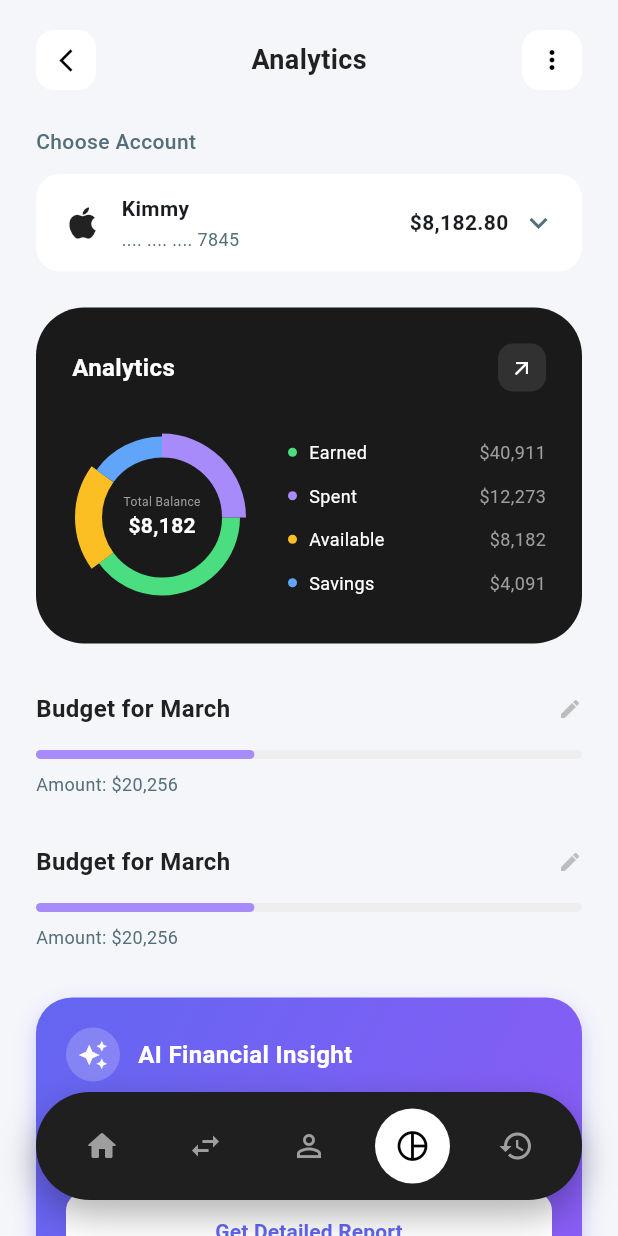
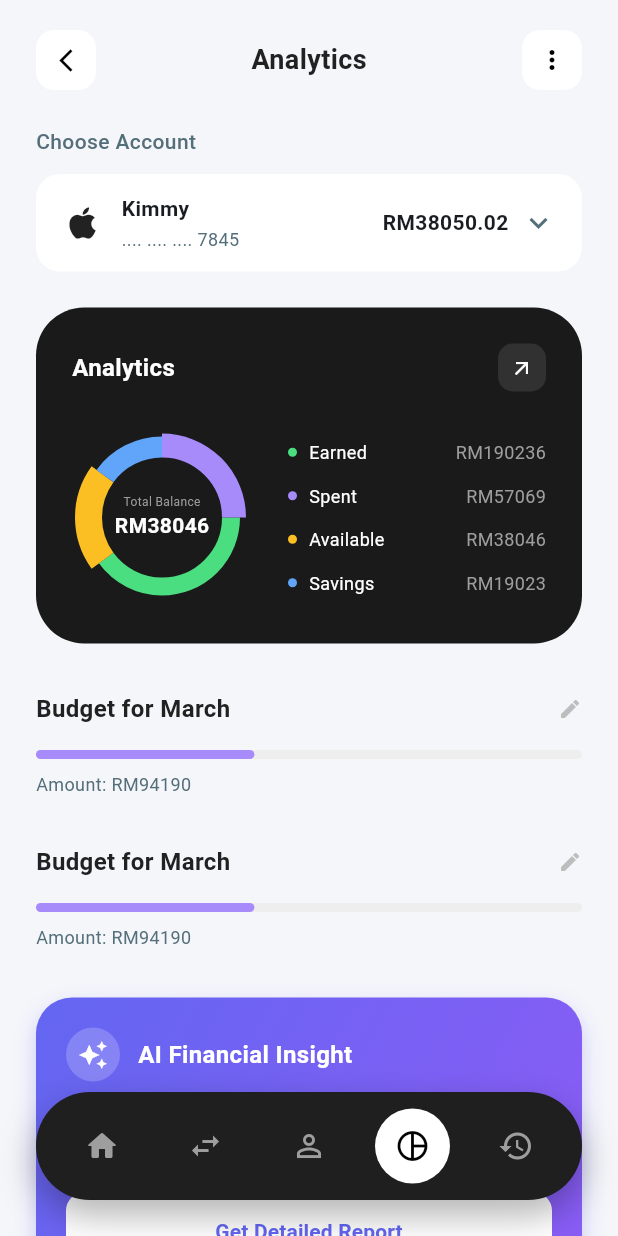
Before and after one commit to kimhongzhang323/KimPay, a Flutter app: the DashboardScreen screen opened directly, item 4 of the bottom bar chosen, on a phone screen of 412 x 824 dp. Run offline on Flutter 3.47's test engine with Material 3 defaults, Android fonts, the phone set to English and light mode, and no system bars; drawn by our look-alikes of fl_chart; our stand-ins replace flutter_svg, qr_flutter, shared_preferences; missing offline and left inert: mobile_scanner; accounts and stored records are empty.

Commit message:
feat: add new screens for AI insights, dashboard, exchange, home content, and profile.

```diff
--- a/lib/screens/ai_insights_screen.dart
+++ b/lib/screens/ai_insights_screen.dart
@@ -3,7 +3,12 @@ import 'package:fl_chart/fl_chart.dart';
 import '../design_system/app_colors.dart';
 
 class AIInsightsScreen extends StatefulWidget {
-  const AIInsightsScreen({super.key});
+  final String selectedCurrency;
+
+  const AIInsightsScreen({
+    super.key,
+    this.selectedCurrency = 'USD', // Default to USD
+  });
 
   @override
   State<AIInsightsScreen> createState() => _AIInsightsScreenState();
@@ -11,6 +16,30 @@ class AIInsightsScreen extends StatefulWidget {
 
 class _AIInsightsScreenState extends State<AIInsightsScreen> {
   // 0: Analytics, 1: Budget, 2: Goals (Not really used in new design but keeping state structure)
+
+  // Helper for rates
+  double get _conversionRate {
+    final Map<String, double> rates = {
+      'USD': 1.0,
+      'MYR': 4.65,
+      'SGD': 1.35,
+      'EUR': 0.92,
+      'GBP': 0.79,
+      'IDR': 15500.0,
+    };
+    return rates[widget.selectedCurrency] ?? 1.0;
+  }
+
+  String get _currencySymbol {
+    switch(widget.selectedCurrency) {
+      case 'MYR': return 'RM';
+      case 'SGD': return 'S\$';
+      case 'EUR': return '€';
+      case 'GBP': return '£';
+      case 'IDR': return 'Rp';
+      default: return '\$';
+    }
+  }
 
   @override
   Widget build(BuildContext context) {
@@ -132,9 +161,9 @@ class _AIInsightsScreenState extends State<AIInsightsScreen> {
                 ],
               ),
               const Spacer(),
-              const Text(
-                '\$8,182.80',
-                style: TextStyle(
+              Text(
+                '$_currencySymbol${(8182.80 * _conversionRate).toStringAsFixed(2)}',
+                style: const TextStyle(
                   fontWeight: FontWeight.w700,
                   fontSize: 14,
                 ),
@@ -223,7 +252,7 @@ class _AIInsightsScreenState extends State<AIInsightsScreen> {
                     Center(
                       child: Column(
                         mainAxisSize: MainAxisSize.min,
-                        children: const [
+                        children: [
                           Text(
                             'Total Balance',
                             style: TextStyle(
@@ -232,8 +261,8 @@ class _AIInsightsScreenState extends State<AIInsightsScreen> {
                             ),
                           ),
                           Text(
-                            '\$8,182',
-                            style: TextStyle(
+                            '$_currencySymbol${(8182 * _conversionRate).toStringAsFixed(0)}',
+                            style: const TextStyle(
                               color: Colors.white,
                               fontSize: 14,
                               fontWeight: FontWeight.w700,
@@ -249,13 +278,13 @@ class _AIInsightsScreenState extends State<AIInsightsScreen> {
               Expanded(
                 child: Column(
                   children: [
-                    _buildLegendItem('Earned', '\$40,911', const Color(0xFF4ADE80)),
+                    _buildLegendItem('Earned', '$_currencySymbol${(40911 * _conversionRate).toStringAsFixed(0)}', const Color(0xFF4ADE80)),
                     const SizedBox(height: 12),
-                    _buildLegendItem('Spent', '\$12,273', const Color(0xFFA78BFA)),
+                    _buildLegendItem('Spent', '$_currencySymbol${(12273 * _conversionRate).toStringAsFixed(0)}', const Color(0xFFA78BFA)),
                     const SizedBox(height: 12),
-                    _buildLegendItem('Available', '\$8,182', const Color(0xFFFBBF24)),
+                    _buildLegendItem('Available', '$_currencySymbol${(8182 * _conversionRate).toStringAsFixed(0)}', const Color(0xFFFBBF24)),
                     const SizedBox(height: 12),
-                    _buildLegendItem('Savings', '\$4,091', const Color(0xFF60A5FA)),
+                    _buildLegendItem('Savings', '$_currencySymbol${(4091 * _conversionRate).toStringAsFixed(0)}', const Color(0xFF60A5FA)),
                   ],
                 ),
               ),
@@ -328,9 +357,9 @@ class _AIInsightsScreenState extends State<AIInsightsScreen> {
           borderRadius: BorderRadius.circular(4),
         ),
         const SizedBox(height: 8),
-        const Text(
-          'Amount: \$20,256',
-          style: TextStyle(
+        Text(
+          'Amount: $_currencySymbol${(20256 * _conversionRate).toStringAsFixed(0)}',
+          style: const TextStyle(
             color: AppColors.textSecondary,
             fontSize: 12,
           ),
@@ -410,10 +439,10 @@ class _AIInsightsScreenState extends State<AIInsightsScreen> {
 
   Widget _buildCategoriesGrid() {
     final categories = [
-      {'name': 'Bills', 'amount': '\$620.00', 'items': '12 items', 'icon': Icons.receipt_long},
-      {'name': 'Food', 'amount': '\$320.00', 'items': '15 items', 'icon': Icons.restaurant},
-      {'name': 'Utilities', 'amount': '\$120.00', 'items': '20 items', 'icon': Icons.tv},
-      {'name': 'Health', 'amount': '\$450.00', 'items': '08 items', 'icon': Icons.favorite},
+      {'name': 'Bills', 'amount': '$_currencySymbol${(620.00 * _conversionRate).toStringAsFixed(2)}', 'items': '12 items', 'icon': Icons.receipt_long},
+      {'name': 'Food', 'amount': '$_currencySymbol${(320.00 * _conversionRate).toStringAsFixed(2)}', 'items': '15 items', 'icon': Icons.restaurant},
+      {'name': 'Utilities', 'amount': '$_currencySymbol${(120.00 * _conversionRate).toStringAsFixed(2)}', 'items': '20 items', 'icon': Icons.tv},
+      {'name': 'Health', 'amount': '$_currencySymbol${(450.00 * _conversionRate).toStringAsFixed(2)}', 'items': '08 items', 'icon': Icons.favorite},
     ];
 
     return GridView.count(
--- a/lib/screens/dashboard_screen.dart
+++ b/lib/screens/dashboard_screen.dart
@@ -14,7 +14,7 @@ class DashboardScreen extends StatefulWidget {
 
 class _DashboardScreenState extends State<DashboardScreen> {
   int _selectedIndex = 0;
-  String _selectedCurrency = 'USD';
+  String _selectedCurrency = 'MYR';
 
   void _updateCurrency(String newCurrency) {
     setState(() {
@@ -30,8 +30,8 @@ class _DashboardScreenState extends State<DashboardScreen> {
         onCurrencyChanged: _updateCurrency,
       ),
       ExchangeScreen(selectedCurrency: _selectedCurrency),
-      ProfileScreen(), // Index 2
-      AIInsightsScreen(), // Index 3
+      ProfileScreen(selectedCurrency: _selectedCurrency), // Index 2
+      AIInsightsScreen(selectedCurrency: _selectedCurrency), // Index 3
       TransactionsScreen(selectedCurrency: _selectedCurrency),
     ];
   }
```
Also changed, not shown: lib/screens/exchange_screen.dart (+15 -4 lines), lib/screens/home_content.dart (+32 -14 lines), lib/screens/profile_screen.dart (+32 -3 lines).
